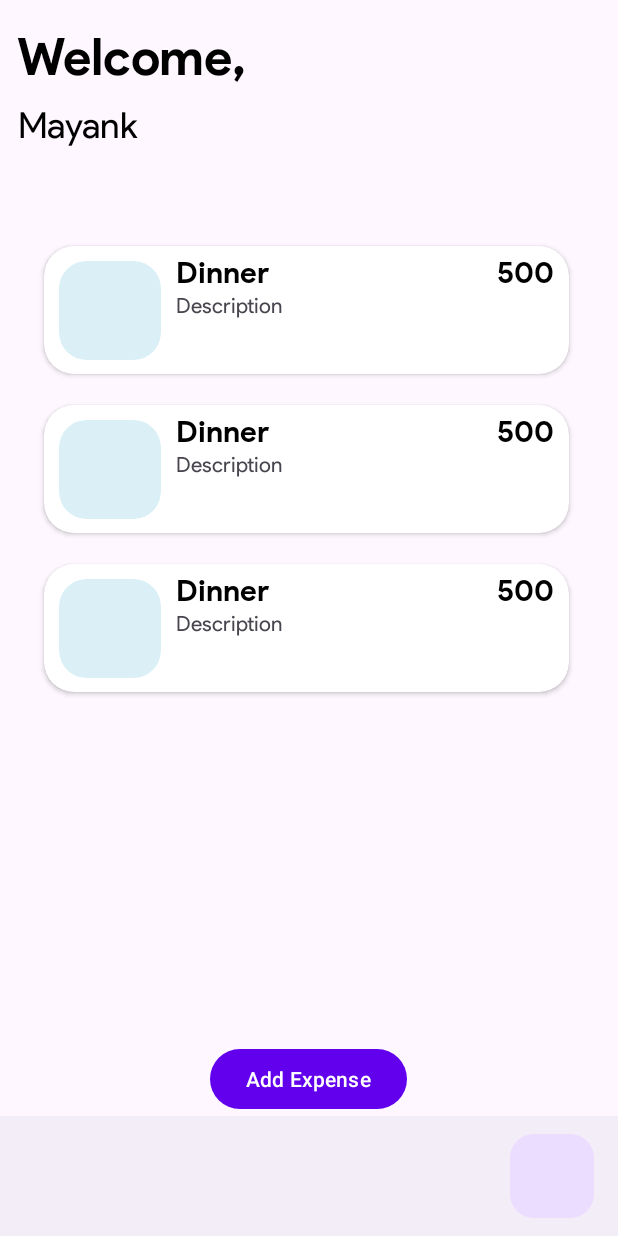
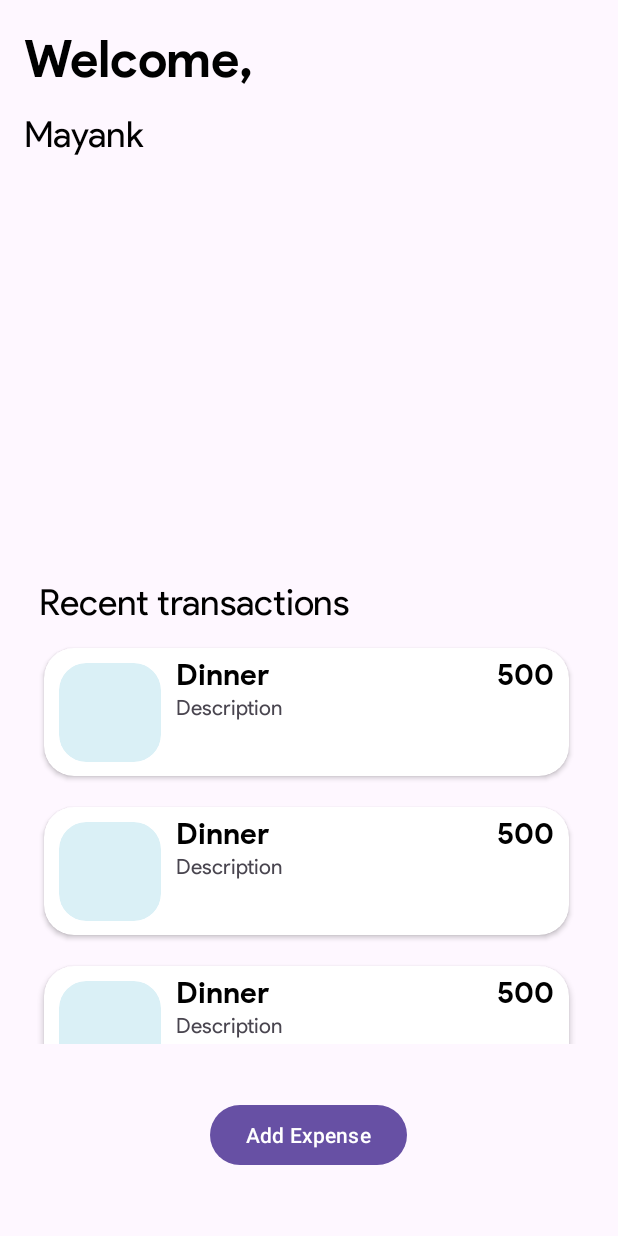
Before and after one commit to mayankk25/Budget-Tracker, an Android app: the layout main_fragment.xml on its own in the app's theme, with its tools: preview values and no code run, on a phone screen of 412 x 824 dp. Run offline under Robolectric (Android 15) with nearby library versions, the phone set to English and light mode, and no system bars.

```diff
--- a/app/src/main/java/com/example/budgettracker/AddExpenseFragment.kt
+++ b/app/src/main/java/com/example/budgettracker/AddExpenseFragment.kt
@@ -59,6 +59,10 @@ class AddExpenseFragment: Fragment() {
             binding.expenseDate.editText?.text = editable
         }
 
+        binding.addExpenseTopAppBar.setNavigationOnClickListener {
+            findNavController().navigate(AddExpenseFragmentDirections.actionAddExpenseFragment2ToMainFragment())
+        }
+
         return binding.root
     }
 
--- a/app/src/main/java/com/example/budgettracker/MainActivity.kt
+++ b/app/src/main/java/com/example/budgettracker/MainActivity.kt
@@ -2,6 +2,8 @@ package com.example.budgettracker
 
 import android.os.Bundle
 import androidx.appcompat.app.AppCompatActivity
+import androidx.navigation.findNavController
+import androidx.navigation.ui.NavigationUI
 
 class MainActivity : AppCompatActivity() {
     override fun onCreate(savedInstanceState: Bundle?) {
--- a/app/src/main/java/com/example/budgettracker/MainFragment.kt
+++ b/app/src/main/java/com/example/budgettracker/MainFragment.kt
@@ -82,4 +82,5 @@ class MainFragment: Fragment() {
 
         return binding.root
     }
+
 }
--- /dev/null
+++ b/app/src/main/res/drawable/ic_baseline_done_24.xml
@@ -0,0 +1,5 @@
+<vector android:height="24dp" android:tint="#FFFFFF"
+    android:viewportHeight="24" android:viewportWidth="24"
+    android:width="24dp" xmlns:android="http://schemas.android.com/apk/res/android">
+    <path android:fillColor="@android:color/white" android:pathData="M9,16.2L4.8,12l-1.4,1.4L9,19 21,7l-1.4,-1.4L9,16.2z"/>
+</vector>
--- a/app/src/main/res/layout/activity_main.xml
+++ b/app/src/main/res/layout/activity_main.xml
@@ -14,4 +14,5 @@
         app:navGraph="@navigation/navigation"
         app:defaultNavHost="true" />
 
+
 </androidx.constraintlayout.widget.ConstraintLayout>
--- a/app/src/main/res/layout/main_fragment.xml
+++ b/app/src/main/res/layout/main_fragment.xml
@@ -18,83 +18,65 @@
             app:layout_constraintHorizontal_bias="0.498"
             app:layout_constraintStart_toStartOf="parent"
             app:layout_constraintTop_toTopOf="parent"
-            app:layout_constraintVertical_bias="0.896" />
+            app:layout_constraintVertical_bias="0.944" />
 
         <TextView
             android:id="@+id/user_name"
             android:layout_width="wrap_content"
             android:layout_height="wrap_content"
-            android:textSize="24sp"
             android:fontFamily="@font/product_sans_regular"
             android:textColor="@color/black"
+            android:textSize="24sp"
             app:layout_constraintBottom_toTopOf="@+id/addExpenseButton"
             app:layout_constraintEnd_toEndOf="parent"
-            app:layout_constraintHorizontal_bias="0.036"
+            app:layout_constraintHorizontal_bias="0.048"
             app:layout_constraintStart_toStartOf="parent"
             app:layout_constraintTop_toTopOf="parent"
-            app:layout_constraintVertical_bias="0.103"
+            app:layout_constraintVertical_bias="0.106"
             tools:text="Mayank" />
+
+        <TextView
+            android:id="@+id/recent_transactions"
+            android:layout_width="wrap_content"
+            android:layout_height="wrap_content"
+            android:fontFamily="@font/product_sans_regular"
+            android:text="@string/recent_transactions"
+            android:textColor="@color/black"
+            android:textSize="24sp"
+            app:layout_constraintBottom_toTopOf="@+id/budget_list"
+            app:layout_constraintEnd_toEndOf="parent"
+            app:layout_constraintHorizontal_bias="0.126"
+            app:layout_constraintStart_toStartOf="parent"
+            app:layout_constraintTop_toTopOf="parent"
+            app:layout_constraintVertical_bias="1.0" />
 
         <TextView
             android:id="@+id/welcome_text"
             android:layout_width="wrap_content"
             android:layout_height="wrap_content"
+            android:fontFamily="@font/product_sans_bold"
             android:text="@string/welcome"
             android:textColor="@color/black"
-            android:fontFamily="@font/product_sans_bold"
             android:textSize="34sp"
             app:layout_constraintBottom_toTopOf="@+id/addExpenseButton"
             app:layout_constraintEnd_toEndOf="parent"
-            app:layout_constraintHorizontal_bias="0.045"
+            app:layout_constraintHorizontal_bias="0.062"
             app:layout_constraintStart_toStartOf="parent"
             app:layout_constraintTop_toTopOf="parent"
             app:layout_constraintVertical_bias="0.026" />
 
-        <androidx.coordinatorlayout.widget.CoordinatorLayout
-        android:layout_width="match_parent"
-        android:layout_height="match_parent">
-
-        <!-- Note: A RecyclerView can also be used -->
-        <androidx.core.widget.NestedScrollView
-            android:layout_width="match_parent"
-            android:layout_height="match_parent"
-            android:paddingBottom="100dp"
-            android:clipToPadding="false">
-
-            <!-- Scrollable content -->
-
-        </androidx.core.widget.NestedScrollView>
-
-        <com.google.android.material.bottomappbar.BottomAppBar
-            android:id="@+id/bottomAppBar"
-            android:layout_width="match_parent"
-            android:layout_height="wrap_content"
-            android:layout_gravity="bottom"
-            style="@style/Widget.Material3.BottomAppBar"
-            />
-
-        <com.google.android.material.floatingactionbutton.FloatingActionButton
-            android:layout_width="wrap_content"
-            android:layout_height="wrap_content"
-            app:layout_anchor="@id/bottomAppBar"
-            />
-
-    </androidx.coordinatorlayout.widget.CoordinatorLayout>
-
-
         <androidx.recyclerview.widget.RecyclerView
             android:id="@+id/budget_list"
             android:layout_width="392dp"
-            android:layout_height="508dp"
+            android:layout_height="279dp"
             app:layoutManager="androidx.recyclerview.widget.LinearLayoutManager"
             app:layout_constraintBottom_toTopOf="@+id/addExpenseButton"
             app:layout_constraintEnd_toEndOf="parent"
-            app:layout_constraintHorizontal_bias="0.454"
+            app:layout_constraintHorizontal_bias="0.473"
             app:layout_constraintStart_toStartOf="parent"
             app:layout_constraintTop_toBottomOf="@+id/user_name"
-            app:layout_constraintVertical_bias="0.562"
+            app:layout_constraintVertical_bias="0.894"
             tools:listitem="@layout/text_item_view" />
-
 
     </androidx.constraintlayout.widget.ConstraintLayout>
 </layout>
--- a/app/src/main/res/menu/bottom_navigation_menu.xml
+++ b/app/src/main/res/menu/bottom_navigation_menu.xml
@@ -1,6 +1,5 @@
 <?xml version="1.0" encoding="utf-8"?>
 <menu xmlns:android="http://schemas.android.com/apk/res/android">
-
     <item
         android:id="@+id/page_1"
         android:enabled="true"
--- a/app/src/main/res/values/strings.xml
+++ b/app/src/main/res/values/strings.xml
@@ -14,4 +14,5 @@
     <string name="submit">Submit</string>
     <string name="date_hint">Date</string>
     <string name="select_date">Select date</string>
+    <string name="recent_transactions">Recent transactions</string>
 </resources>
--- a/app/src/main/res/values/themes.xml
+++ b/app/src/main/res/values/themes.xml
@@ -2,15 +2,15 @@
     <!-- Base application theme. -->
     <style name="Theme.BudgetTracker" parent="Theme.Material3.DayNight.NoActionBar">
         <!-- Primary brand color. -->
-        <item name="android:windowActionBar">false</item>
-        <item name="android:windowNoTitle">true</item>
-        <item name="colorPrimary">@color/purple_500</item>
-        <item name="colorPrimaryVariant">@color/purple_700</item>
-        <item name="colorOnPrimary">@color/white</item>
-        <!-- Secondary brand color. -->
-        <item name="colorSecondary">@color/teal_200</item>
-        <item name="colorSecondaryVariant">@color/teal_700</item>
-        <item name="colorOnSecondary">@color/black</item>
+<!--        <item name="android:windowActionBar">true</item>-->
+<!--        <item name="android:windowNoTitle">true</item>-->
+<!--        <item name="colorPrimary">@color/purple_500</item>-->
+<!--        <item name="colorPrimaryVariant">@color/purple_700</item>-->
+<!--        <item name="colorOnPrimary">@color/white</item>-->
+<!--        &lt;!&ndash; Secondary brand color. &ndash;&gt;-->
+<!--        <item name="colorSecondary">@color/teal_200</item>-->
+<!--        <item name="colorSecondaryVariant">@color/teal_700</item>-->
+<!--        <item name="colorOnSecondary">@color/black</item>-->
         <!-- Status bar color. -->
         <item name="android:statusBarColor" tools:targetApi="l">?attr/colorPrimaryVariant</item>
         <!-- Customize your theme here. -->
```
Also changed, not shown: app/src/main/res/drawable/ic_baseline_arrow_back_24.xml (added, +12 -0 lines), app/src/main/res/layout/add_expense_fragment.xml (+52 -37 lines).
